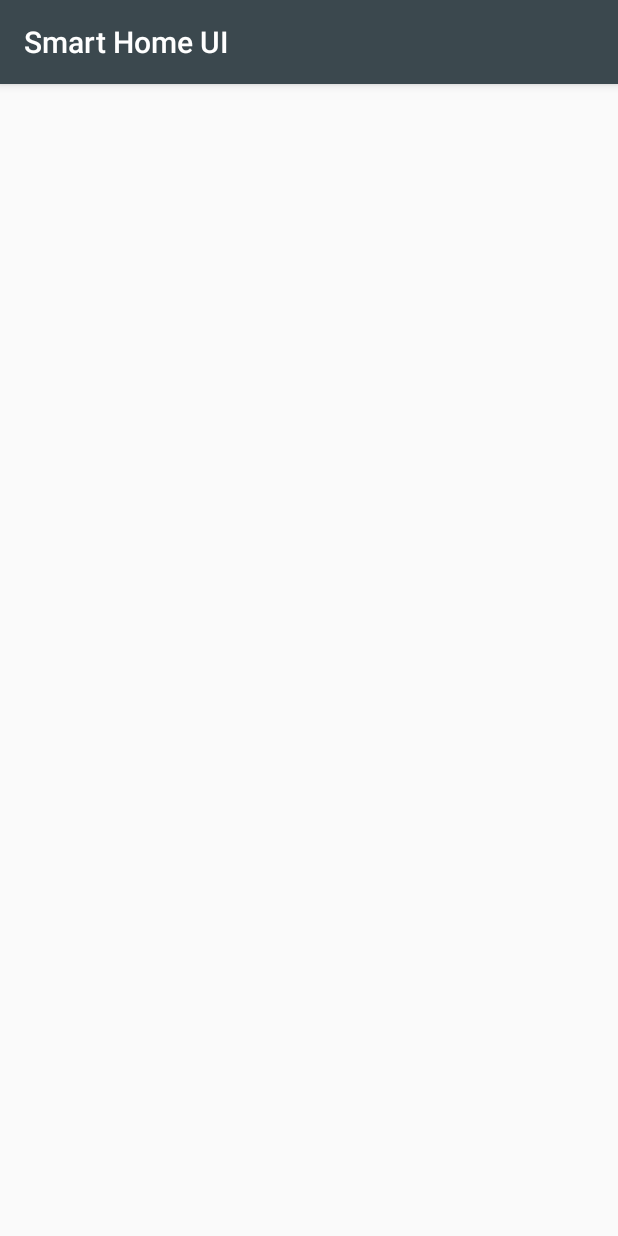
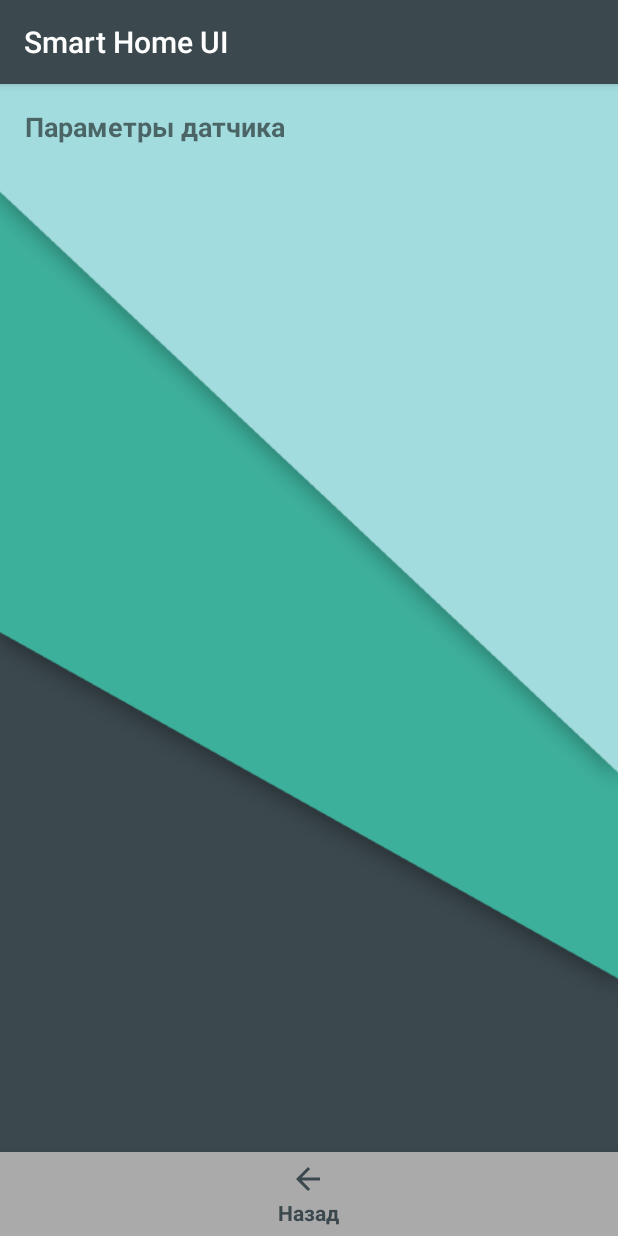
Before and after one commit to pm-str/SmartHomeUI, an Android app: the ParticularSensorActivity screen opened directly, with no data from a screen before it, on a phone screen of 412 x 824 dp. Run offline under Robolectric (Android 15) with nearby library versions, the phone set to English and light mode, and no system bars.

Commit message:
Add particular sensor bottom menu

```diff
--- a/app/src/main/AndroidManifest.xml
+++ b/app/src/main/AndroidManifest.xml
@@ -37,7 +37,8 @@
             android:name=".HomeActivity"
             android:noHistory="true" />
         <activity
-            android:name=".ParticularSensorActivity" />
+            android:name=".ParticularSensorActivity"
+            android:noHistory="true" />
     </application>
 
 </manifest>
--- a/app/src/main/java/com/example/pm/smarthomeui/ParticularSensorActivity.java
+++ b/app/src/main/java/com/example/pm/smarthomeui/ParticularSensorActivity.java
@@ -1,13 +1,37 @@
 package com.example.pm.smarthomeui;
 
+import android.content.Intent;
+import android.support.annotation.NonNull;
+import android.support.design.widget.BottomNavigationView;
 import android.support.v7.app.AppCompatActivity;
 import android.os.Bundle;
+import android.view.MenuItem;
 
 public class ParticularSensorActivity extends AppCompatActivity {
+
+    private BottomNavigationView.OnNavigationItemSelectedListener mOnNavigationItemSelectedListener
+            = new BottomNavigationView.OnNavigationItemSelectedListener() {
+
+        @Override
+        public boolean onNavigationItemSelected(@NonNull MenuItem item) {
+            switch (item.getItemId()) {
+                case R.id.navigation_back:
+                    Intent intent1 = new Intent(ParticularSensorActivity.this, SensorsActivity.class);
+                    startActivity(intent1);
+                    return true;
+            }
+            return false;
+        }
+    };
 
     @Override
     protected void onCreate(Bundle savedInstanceState) {
         super.onCreate(savedInstanceState);
         setContentView(R.layout.activity_particular_sensor);
+
+        BottomNavigationView navigation = (BottomNavigationView) findViewById(R.id.particular_sensor_navigation);
+        navigation.setOnNavigationItemSelectedListener(mOnNavigationItemSelectedListener);
+
+        navigation.getMenu().getItem(0).setChecked(true);
     }
 }
--- /dev/null
+++ b/app/src/main/res/drawable/ic_arrow_back_black_24dp.xml
@@ -0,0 +1,9 @@
+<vector xmlns:android="http://schemas.android.com/apk/res/android"
+        android:width="24dp"
+        android:height="24dp"
+        android:viewportWidth="24.0"
+        android:viewportHeight="24.0">
+    <path
+        android:fillColor="#FF000000"
+        android:pathData="M20,11H7.83l5.59,-5.59L12,4l-8,8 8,8 1.41,-1.41L7.83,13H20v-2z"/>
+</vector>
--- a/app/src/main/res/layout/activity_particular_sensor.xml
+++ b/app/src/main/res/layout/activity_particular_sensor.xml
@@ -2,8 +2,33 @@
 <android.support.constraint.ConstraintLayout xmlns:android="http://schemas.android.com/apk/res/android"
     xmlns:app="http://schemas.android.com/apk/res-auto"
     xmlns:tools="http://schemas.android.com/tools"
+    android:id="@+id/container"
     android:layout_width="match_parent"
     android:layout_height="match_parent"
+    android:background="@drawable/background2"
     tools:context="com.example.pm.smarthomeui.ParticularSensorActivity">
 
+    <TextView
+        android:id="@+id/message"
+        android:layout_width="wrap_content"
+        android:layout_height="wrap_content"
+        android:layout_marginLeft="@dimen/activity_horizontal_margin"
+        android:layout_marginTop="@dimen/activity_vertical_margin"
+        android:text="@string/title_particular_sensor"
+        android:textAlignment="center"
+        android:textSize="18sp"
+        android:textStyle="bold"
+        app:layout_constraintLeft_toLeftOf="parent"
+        app:layout_constraintTop_toTopOf="parent" />
+
+    <android.support.design.widget.BottomNavigationView
+        android:id="@+id/particular_sensor_navigation"
+        android:layout_width="0dp"
+        android:layout_height="wrap_content"
+        android:background="@android:color/darker_gray"
+        app:layout_constraintBottom_toBottomOf="parent"
+        app:layout_constraintLeft_toLeftOf="parent"
+        app:layout_constraintRight_toRightOf="parent"
+        app:menu="@menu/particular_sensor_menu" />
+
 </android.support.constraint.ConstraintLayout>
--- a/app/src/main/res/layout/row_layout.xml
+++ b/app/src/main/res/layout/row_layout.xml
@@ -15,10 +15,11 @@
 
     <ImageView
         android:id="@+id/icon"
-        android:layout_width="30dp"
+        android:layout_width="40dp"
         android:layout_height="15dp"
         android:layout_alignParentBottom="true"
         android:layout_alignParentTop="true"
+        android:layout_marginRight="10dp"
         android:contentDescription="TODO"
         android:src="@mipmap/ic_launcher" />
 
@@ -40,7 +41,7 @@
         android:layout_alignParentEnd="true"
         android:layout_alignParentTop="true"
         android:layout_alignWithParentIfMissing="true"
-        android:layout_toEndOf="@id/icon"
+        android:layout_toEndOf="@+id/icon"
         android:gravity="center_vertical"
         android:text="Example application"
         android:textSize="16sp" />
--- /dev/null
+++ b/app/src/main/res/menu/particular_sensor_menu.xml
@@ -0,0 +1,8 @@
+<?xml version="1.0" encoding="utf-8"?>
+<menu xmlns:android="http://schemas.android.com/apk/res/android">
+
+    <item
+        android:id="@+id/navigation_back"
+        android:icon="@drawable/ic_arrow_back_black_24dp"
+        android:title="@string/title_back" />
+</menu>
--- a/app/src/main/res/values/strings.xml
+++ b/app/src/main/res/values/strings.xml
@@ -16,8 +16,10 @@
     <string name="password_required">Пароль</string>
     <string name="title_activity_main">Smart Home UI</string>
     <string name="title_home">Помещения</string>
+    <string name="title_back">Назад</string>
     <string name="title_sensors">Датчики</string>
     <string name="title_settings">Настройки</string>
+    <string name="title_particular_sensor">Параметры датчика</string>
     <string name="title_notifications">Уведомления</string>
     <string name="action_log_in">Войти</string>
     <string name="title_home_rooms">Помещения</string>
```
